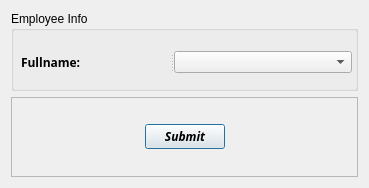
Old version of the form employee_deleter.ui in the repository 0x000N3X4N/HomeApplianceService.
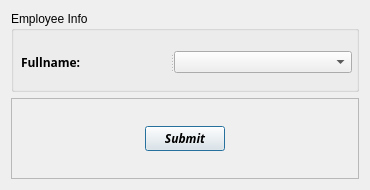
New version of the form.

Commit message: added: 'customer_add', def 'customer_deleter'

What changed in the file:
```diff
--- a/employee_deleter.ui
+++ b/employee_deleter.ui
@@ -6,10 +6,16 @@
    <rect>
     <x>0</x>
     <y>0</y>
-    <width>369</width>
-    <height>188</height>
+    <width>370</width>
+    <height>190</height>
    </rect>
   </property>
+  <property name="minimumSize">
+   <size>
+    <width>370</width>
+    <height>190</height>
+   </size>
+  </property>
   <property name="windowTitle">
    <string>Employee Deleter</string>
   </property>
```
The commit also changes 13 other files.
